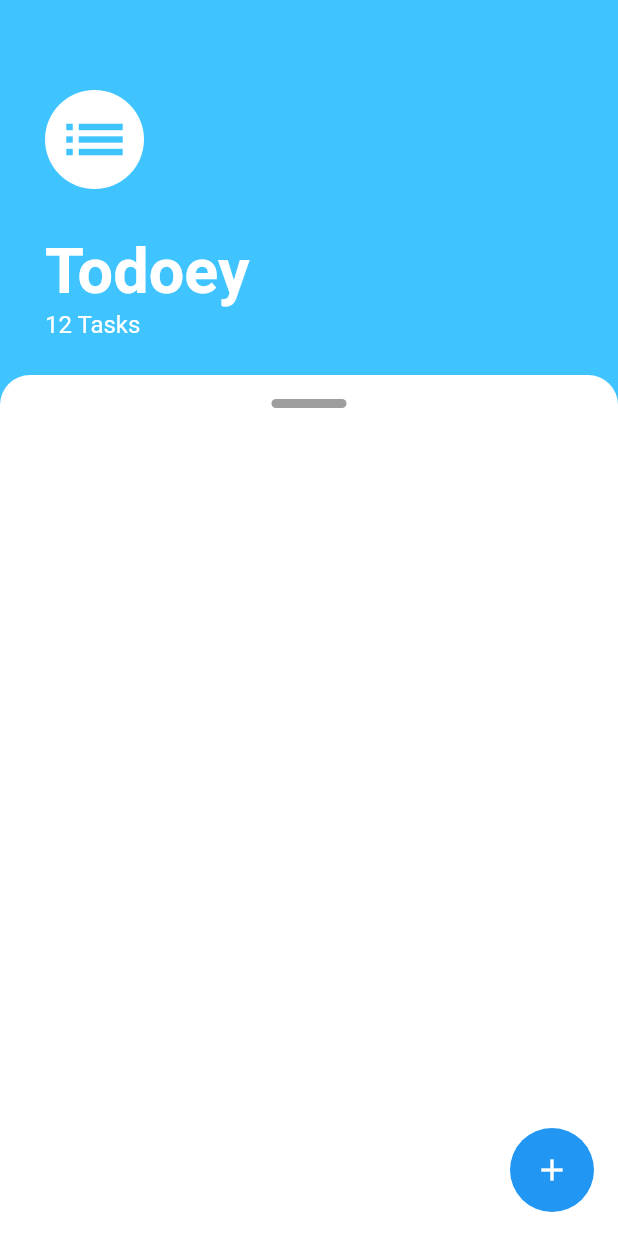
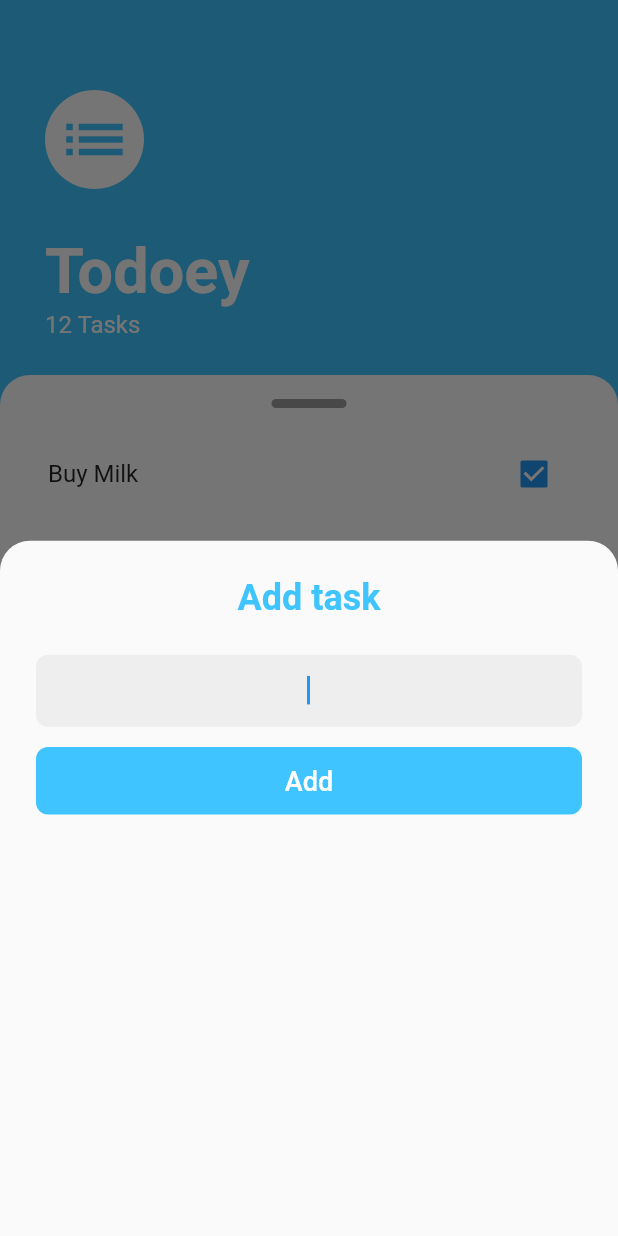
Before and after one commit to 41y08h/todoey, a Flutter app: the screen it shows after launch, after a tap on the "add" icon, on a phone screen of 412 x 824 dp. Run offline on Flutter 3.47's test engine with Material 2 defaults, Android fonts, the phone set to English and light mode, and no system bars.

Commit message:
design further

```diff
--- a/lib/main.dart
+++ b/lib/main.dart
@@ -4,12 +4,12 @@ import 'package:todoey/screens/tasks_screen.dart';
 
 void main() {
   SystemChrome.setSystemUIOverlayStyle(
-    SystemUiOverlayStyle(
+    const SystemUiOverlayStyle(
       statusBarColor: Colors.transparent,
       statusBarIconBrightness: Brightness.light,
     ),
   );
-  runApp(MyApp());
+  runApp(const MyApp());
 }
 
 class MyApp extends StatelessWidget {
@@ -17,7 +17,7 @@ class MyApp extends StatelessWidget {
 
   @override
   Widget build(BuildContext context) {
-    return MaterialApp(
+    return const MaterialApp(
       debugShowCheckedModeBanner: false,
       home: TasksScreen(),
     );
--- /dev/null
+++ b/lib/screens/add_task_screen.dart
@@ -0,0 +1,66 @@
+import 'package:flutter/material.dart';
+
+class AddTaskScreen extends StatefulWidget {
+  const AddTaskScreen({Key? key}) : super(key: key);
+
+  @override
+  _AddTaskScreenState createState() => _AddTaskScreenState();
+}
+
+class _AddTaskScreenState extends State<AddTaskScreen> {
+  @override
+  Widget build(BuildContext context) {
+    return Container(
+      child: Container(
+        padding: const EdgeInsets.all(24),
+        child: Column(
+          crossAxisAlignment: CrossAxisAlignment.stretch,
+          children: [
+            Text(
+              'Add task',
+              textAlign: TextAlign.center,
+              style: TextStyle(
+                fontSize: 24,
+                color: Colors.lightBlueAccent,
+                fontWeight: FontWeight.w600,
+              ),
+            ),
+            SizedBox(
+              height: 24,
+            ),
+            TextField(
+              autofocus: true,
+              textAlign: TextAlign.center,
+              decoration: InputDecoration(
+                contentPadding: EdgeInsets.all(8),
+                border: OutlineInputBorder(
+                  borderSide: BorderSide.none,
+                  borderRadius: BorderRadius.circular(8),
+                ),
+                fillColor: Colors.grey.shade200,
+                filled: true,
+              ),
+            ),
+            SizedBox(height: 12),
+            TextButton(
+              style: TextButton.styleFrom(
+                  padding: EdgeInsets.symmetric(horizontal: 22, vertical: 12),
+                  primary: Colors.white,
+                  textStyle: TextStyle(
+                    fontSize: 18,
+                    color: Colors.black,
+                    fontWeight: FontWeight.w500,
+                  ),
+                  backgroundColor: Colors.lightBlueAccent,
+                  shape: RoundedRectangleBorder(
+                    borderRadius: BorderRadius.circular(8),
+                  )),
+              onPressed: () {},
+              child: Text("Add"),
+            ),
+          ],
+        ),
+      ),
+    );
+  }
+}
--- a/lib/screens/tasks_screen.dart
+++ b/lib/screens/tasks_screen.dart
@@ -1,4 +1,6 @@
 import 'package:flutter/material.dart';
+import 'package:todoey/screens/add_task_screen.dart';
+import 'package:todoey/widgets/tasks_list.dart';
 
 class TasksScreen extends StatefulWidget {
   const TasksScreen({Key? key}) : super(key: key);
@@ -12,9 +14,21 @@ class _TasksScreenState extends State<TasksScreen> {
   Widget build(BuildContext context) {
     return Scaffold(
       floatingActionButton: FloatingActionButton(
-        child: Icon(Icons.add),
+        child: const Icon(Icons.add),
         elevation: 0,
-        onPressed: () {},
+        onPressed: () {
+          showModalBottomSheet(
+            context: context,
+            builder: (context) => AddTaskScreen(),
+            enableDrag: true,
+            shape: const RoundedRectangleBorder(
+              borderRadius: BorderRadius.only(
+                topLeft: Radius.circular(20),
+                topRight: Radius.circular(20),
+              ),
+            ),
+          );
+        },
       ),
       backgroundColor: Colors.lightBlueAccent,
       body: Column(
@@ -37,8 +51,8 @@ class _TasksScreenState extends State<TasksScreen> {
                     size: 50,
                   ),
                 ),
-                SizedBox(height: 30),
-                Text(
+                const SizedBox(height: 30),
+                const Text(
                   "Todoey",
                   style: TextStyle(
                     color: Colors.white,
@@ -46,8 +60,8 @@ class _TasksScreenState extends State<TasksScreen> {
                     fontWeight: FontWeight.w700,
                   ),
                 ),
-                SizedBox(height: 2),
-                Text(
+                const SizedBox(height: 2),
+                const Text(
                   '12 Tasks',
                   style: TextStyle(
                     color: Colors.white,
@@ -57,12 +71,12 @@ class _TasksScreenState extends State<TasksScreen> {
               ],
             ),
           ),
-          SizedBox(
+          const SizedBox(
             height: 24,
           ),
           Expanded(
             child: Container(
-              decoration: BoxDecoration(
+              decoration: const BoxDecoration(
                 color: Colors.white,
                 borderRadius: BorderRadius.only(
                   topLeft: Radius.circular(20),
@@ -72,7 +86,7 @@ class _TasksScreenState extends State<TasksScreen> {
               width: double.infinity,
               child: Column(
                 children: [
-                  SizedBox(height: 16),
+                  const SizedBox(height: 16),
                   Container(
                     height: 6,
                     width: 50,
@@ -81,6 +95,12 @@ class _TasksScreenState extends State<TasksScreen> {
                       borderRadius: BorderRadius.circular(20),
                     ),
                   ),
+                  const Expanded(
+                    child: Padding(
+                      padding: EdgeInsets.all(16.0),
+                      child: TasksList(),
+                    ),
+                  )
                 ],
               ),
             ),
--- /dev/null
+++ b/lib/widgets/task_tile.dart
@@ -0,0 +1,18 @@
+import 'package:flutter/material.dart';
+
+class TaskTile extends StatelessWidget {
+  const TaskTile({
+    Key? key,
+  }) : super(key: key);
+
+  @override
+  Widget build(BuildContext context) {
+    return ListTile(
+      title: const Text('Buy Milk'),
+      trailing: Checkbox(
+        value: true,
+        onChanged: (bool? value) {},
+      ),
+    );
+  }
+}
--- /dev/null
+++ b/lib/widgets/tasks_list.dart
@@ -0,0 +1,15 @@
+import 'package:flutter/material.dart';
+import 'package:todoey/widgets/task_tile.dart';
+
+class TasksList extends StatelessWidget {
+  const TasksList({
+    Key? key,
+  }) : super(key: key);
+
+  @override
+  Widget build(BuildContext context) {
+    return ListView(
+      children: [TaskTile()],
+    );
+  }
+}
```
